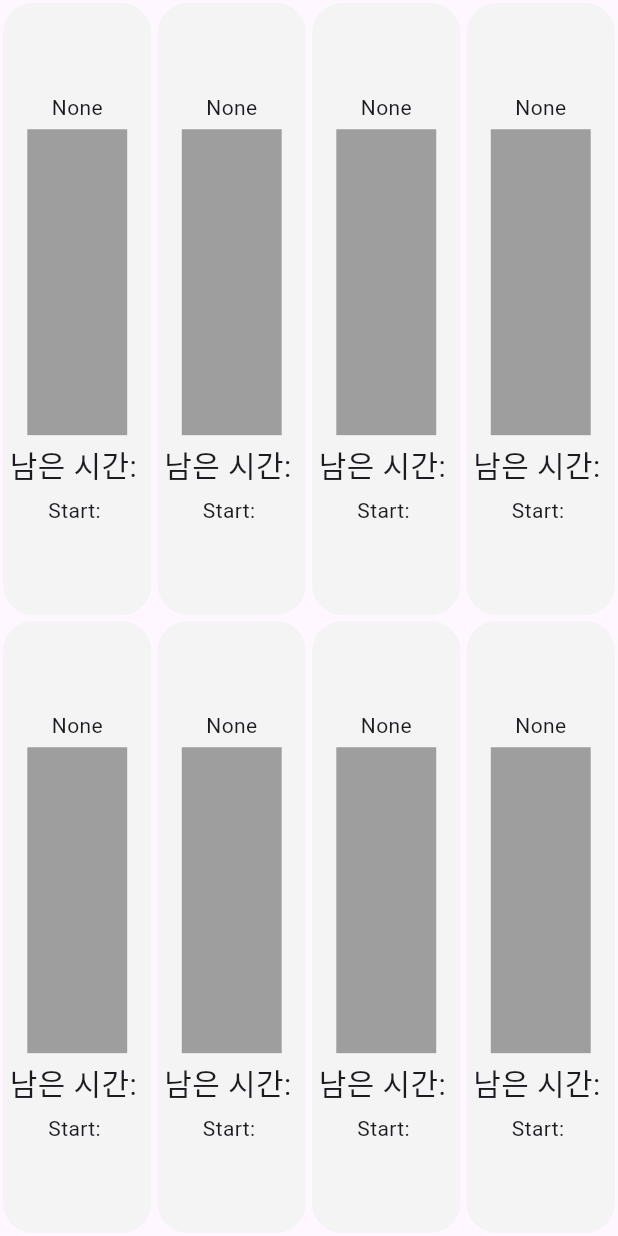
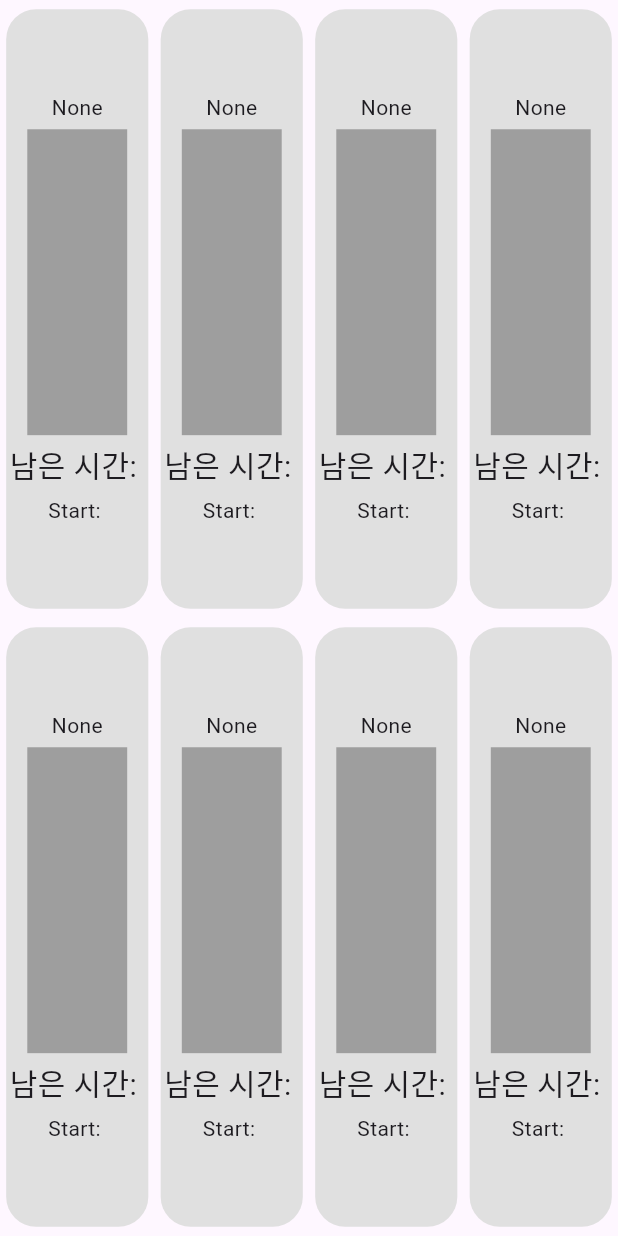
Before and after one commit to akth101/cakeTimer, a Flutter app: the screen it shows after launch, swiped to page 2, on a phone screen of 412 x 824 dp. Run offline on Flutter 3.47's test engine with Material 3 defaults, Android fonts, the phone set to English and light mode, and no system bars; our stand-ins replace assets_audio_player, image_cropper, image_picker, settings_ui, shared_preferences; Roboto replaces fonts that are missing (Sans).

Commit message:
DESIGN: safearea

```diff
--- a/lib/main.dart
+++ b/lib/main.dart
@@ -70,12 +70,13 @@ class tmpWidget extends StatelessWidget {
     double screenWidth = mediaQueryData.size.width;
     double screenHeight = mediaQueryData.size.height;
     return Container(
-      width: screenWidth / 4 - screenWidth * 0.01,
-      height: screenHeight / 2 - screenWidth * 0.01,
+      width: screenWidth / 4 - screenWidth * 0.02,
+      height: screenHeight / 2 - screenWidth * 0.03,
       alignment: Alignment.center,
       decoration: BoxDecoration(
         borderRadius: BorderRadius.circular(20),
-        color: const Color.fromARGB(255, 244, 244, 244),
+        // color: const Color.fromARGB(255, 244, 244, 244),
+        color: Colors.grey.shade300,
       ),
       child: Column(
         mainAxisAlignment: MainAxisAlignment.center,
--- a/lib/pieceCake.dart
+++ b/lib/pieceCake.dart
@@ -1,12 +1,9 @@
-
 import 'package:flutter/material.dart';
 import 'main.dart';
-
 
 class pieceCake extends StatefulWidget {
   const pieceCake({super.key});
   // const settingUI({Key? key}) : super(key: key);
-
 
   @override
   State<pieceCake> createState() => _pieceCakeState();
@@ -15,7 +12,8 @@ class pieceCake extends StatefulWidget {
 class _pieceCakeState extends State<pieceCake> {
   @override
   Widget build(BuildContext context) {
-    return Center(
+    return const SafeArea(
+      child: Center(
         child: Column(
           mainAxisAlignment: MainAxisAlignment.spaceAround,
           children: [
@@ -43,6 +41,7 @@ class _pieceCakeState extends State<pieceCake> {
             ),
           ],
         ),
-      );
+      ),
+    );
   }
 }
--- a/lib/wholeCake.dart
+++ b/lib/wholeCake.dart
@@ -11,7 +11,8 @@ class wholeCake extends StatefulWidget {
 class _wholeCakeState extends State<wholeCake> {
   @override
   Widget build(BuildContext context) {
-    return Center(
+    return const SafeArea(
+      child: Center(
         child: Column(
           mainAxisAlignment: MainAxisAlignment.spaceAround,
           children: [
@@ -39,6 +40,7 @@ class _wholeCakeState extends State<wholeCake> {
             ),
           ],
         ),
+      ),
     );
   }
 }
```
Also changed, not shown: lib/timer.dart (+3 -4 lines). Lines whose indentation alone changed are shown as unchanged.
